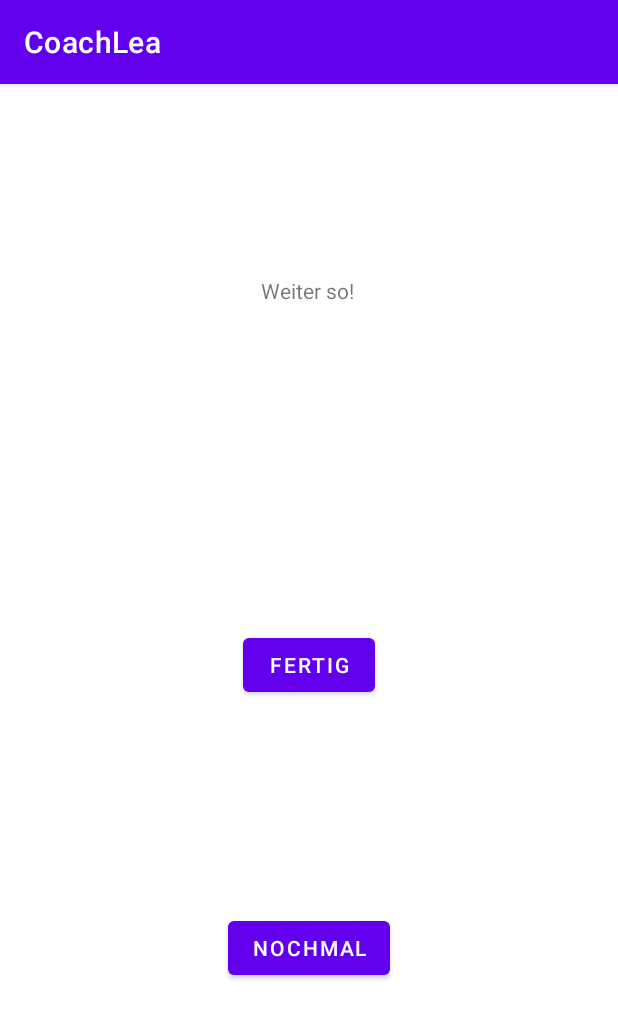
After one commit to SAGI-FAU/CoachLea, an Android app: the SpeakingExerciseFinished screen opened directly, with no data from a screen before it, on a phone screen of 412 x 824 dp. The commit adds this screen. Shown: the top 1019 px of the screen. Run offline under Robolectric (Android 15) with nearby library versions, the phone set to English and light mode, and no system bars.

Commit message:
SpeakingExerciseFinished activity added

```diff
--- a/app/src/main/AndroidManifest.xml
+++ b/app/src/main/AndroidManifest.xml
@@ -14,9 +14,9 @@
         android:label="@string/app_name"
         android:roundIcon="@mipmap/ic_launcher_round"
         android:supportsRtl="true"
-
         android:theme="@style/Theme.CoachLea">
-        <activity android:name=".exercises.SnailRace"></activity>
+        <activity android:name=".other_activities.SpeakingExerciseFinished"></activity>
+        <activity android:name=".exercises.SnailRace" />
         <activity android:name=".exercises.AnimalSounds" />
         <activity android:name=".other_activities.MinimalPairsExerciseFinished" />
         <activity android:name=".exercises.MinimalPairs" />
--- a/app/src/main/java/com/example/coachlea/exercises/AnimalSounds.java
+++ b/app/src/main/java/com/example/coachlea/exercises/AnimalSounds.java
@@ -15,7 +15,7 @@ import androidx.appcompat.app.AppCompatActivity;
 import com.example.coachlea.R;
 import com.example.coachlea.data_access.SpeechRecorder;
 import com.example.coachlea.other_activities.MainActivity;
-import com.example.coachlea.other_activities.MinimalPairsExerciseFinished;
+import com.example.coachlea.other_activities.SpeakingExerciseFinished;
 import com.example.coachlea.tools.RadarFeatures;
 
 import java.io.File;
@@ -111,7 +111,7 @@ public class AnimalSounds extends AppCompatActivity {
                         Toast.makeText(AnimalSounds.this, getResources().getString(R.string.messageEmpty), Toast.LENGTH_SHORT).show();
                         return;
                     } else {
-                        Intent intent = new Intent(getApplicationContext(), MinimalPairsExerciseFinished.class);
+                        Intent intent = new Intent(getApplicationContext(), SpeakingExerciseFinished.class);
                         intent.putExtra("exercise", "Picture description");
                         record.setEnabled(false);
                         recorder.release();
--- /dev/null
+++ b/app/src/main/java/com/example/coachlea/other_activities/SpeakingExerciseFinished.java
@@ -0,0 +1,29 @@
+package com.example.coachlea.other_activities;
+
+import android.content.Intent;
+import android.os.Bundle;
+import android.view.View;
+
+import androidx.appcompat.app.AppCompatActivity;
+
+import com.example.coachlea.R;
+import com.example.coachlea.exercises.AnimalSounds;
+
+public class SpeakingExerciseFinished extends AppCompatActivity {
+
+    @Override
+    protected void onCreate(Bundle savedInstanceState) {
+        super.onCreate(savedInstanceState);
+        setContentView(R.layout.speaking_exercise_finished);
+    }
+
+    public void DoneBTNClick(View view){
+        Intent intent = new Intent(this, MainActivity.class);
+        startActivity(intent);
+    }
+
+    public void AgainBTNClick(View view){
+        Intent intent = new Intent(this, AnimalSounds.class);
+        startActivity(intent);
+    }
+}
--- /dev/null
+++ b/app/src/main/res/layout/speaking_exercise_finished.xml
@@ -0,0 +1,41 @@
+<?xml version="1.0" encoding="utf-8"?>
+<androidx.constraintlayout.widget.ConstraintLayout xmlns:android="http://schemas.android.com/apk/res/android"
+    xmlns:app="http://schemas.android.com/apk/res-auto"
+    xmlns:tools="http://schemas.android.com/tools"
+    android:layout_width="match_parent"
+    android:layout_height="match_parent"
+    tools:context=".other_activities.SpeakingExerciseFinished">
+
+    <TextView
+        android:id="@+id/motivationTXT"
+        android:layout_width="wrap_content"
+        android:layout_height="wrap_content"
+        android:layout_marginTop="128dp"
+        android:text="@string/motivation"
+        app:layout_constraintEnd_toEndOf="parent"
+        app:layout_constraintHorizontal_bias="0.498"
+        app:layout_constraintStart_toStartOf="parent"
+        app:layout_constraintTop_toTopOf="parent" />
+
+    <Button
+        android:id="@+id/doneBTN"
+        android:layout_width="wrap_content"
+        android:layout_height="wrap_content"
+        android:layout_marginTop="216dp"
+        android:onClick="DoneBTNClick"
+        android:text="@string/done"
+        app:layout_constraintEnd_toEndOf="parent"
+        app:layout_constraintStart_toStartOf="parent"
+        app:layout_constraintTop_toBottomOf="@+id/motivationTXT" />
+
+    <Button
+        android:id="@+id/againBTN"
+        android:layout_width="wrap_content"
+        android:layout_height="wrap_content"
+        android:layout_marginBottom="168dp"
+        android:onClick="AgainBTNClick"
+        android:text="@string/again"
+        app:layout_constraintBottom_toBottomOf="parent"
+        app:layout_constraintEnd_toEndOf="parent"
+        app:layout_constraintStart_toStartOf="parent" />
+</androidx.constraintlayout.widget.ConstraintLayout>
--- a/app/src/main/res/values/strings.xml
+++ b/app/src/main/res/values/strings.xml
@@ -27,4 +27,7 @@
     <string name="messageEmpty">"Du musst etwas sagen!"</string>
     <string name="record">"Aufnahme"</string>
     <string name="recording">"Aufnehmen..."</string>
+    <string name="done">"Fertig"</string>
+    <string name="again">"Nochmal"</string>
+    <string name="motivation">"Weiter so!"</string>
 </resources>
```
